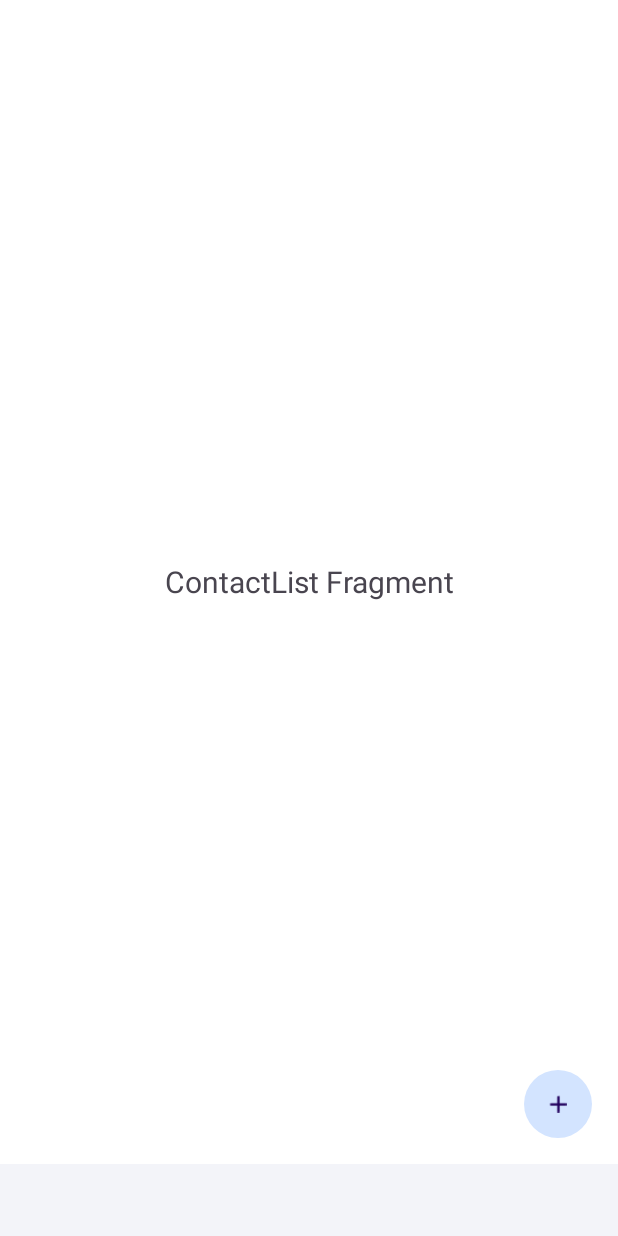
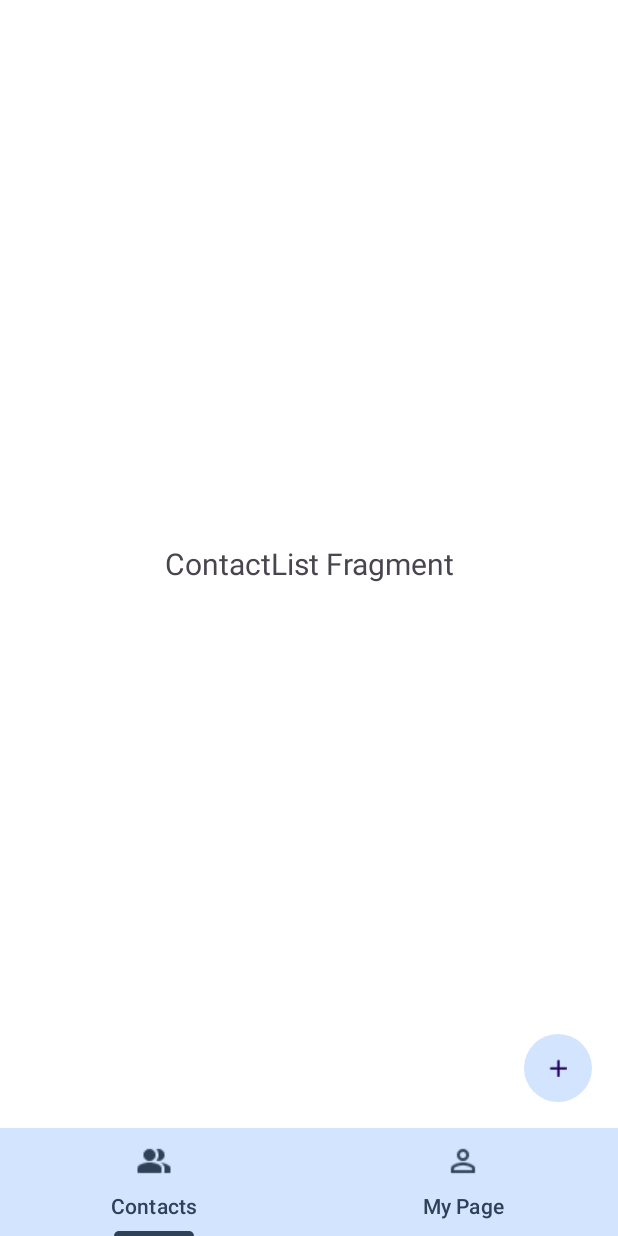
Before and after one commit to Chapter-3-3-Android/CONTACT-APP, an Android app: the screen it shows after launch (ContactActivity), on a phone screen of 412 x 824 dp. Run offline under Robolectric (Android 15) with nearby library versions, the phone set to English and light mode, and no system bars.

Commit message:
refactor(xml): TabLayout 관련 색상을 앱 테마에 맞게 적용

```diff
--- a/app/src/main/java/com/example/contact_app/ui/ContactActivity.kt
+++ b/app/src/main/java/com/example/contact_app/ui/ContactActivity.kt
@@ -29,8 +29,7 @@ class ContactActivity : AppCompatActivity() {
         super.onCreate(savedInstanceState)
         setContentView(binding.root)
 
-        setTabLayout()
-        initViewPager()
+        initView()
         initFloatingActionButton()
     }
 
@@ -52,7 +51,7 @@ class ContactActivity : AppCompatActivity() {
         }
     }
 
-    private fun initViewPager() {
+    private fun initView() {
         adapter = ViewPagerFragmentAdapter(this)
 
         adapter.getFragment() {
@@ -60,6 +59,8 @@ class ContactActivity : AppCompatActivity() {
         }
 
         binding.vpItems.adapter = adapter
+
+        setTabLayout()
     }
 
     private fun switchTabPosition() {
--- a/app/src/main/res/layout/activity_contact.xml
+++ b/app/src/main/res/layout/activity_contact.xml
@@ -14,8 +14,7 @@
         android:layout_width="match_parent"
         android:layout_height="match_parent"
         android:background="@color/white"
-        android:visibility="gone"
-        />
+        android:visibility="gone"/>
 
     <androidx.constraintlayout.widget.ConstraintLayout
         android:id="@+id/v_area"
@@ -37,7 +36,11 @@
             android:id="@+id/tl_items"
             android:layout_width="match_parent"
             android:layout_height="wrap_content"
-            android:backgroundTint="@color/gray_light"
+            android:backgroundTint="@color/blue_light"
+            app:tabRippleColor="@color/gray_light"
+            app:tabIconTint="@color/blue_deep"
+            app:tabTextColor="@color/blue_deep"
+            app:tabIndicatorColor="@color/blue_deep"
             app:layout_constraintBottom_toBottomOf="parent"
             app:layout_constraintEnd_toEndOf="parent"
             app:layout_constraintStart_toStartOf="parent"/>
```
Also changed, not shown: app/src/main/res/drawable/ic_contact_fill.png, app/src/main/res/drawable/ic_contact_outline.png, app/src/main/res/drawable/ic_mypage_fill.png, app/src/main/res/drawable/ic_mypage_outline.png.
